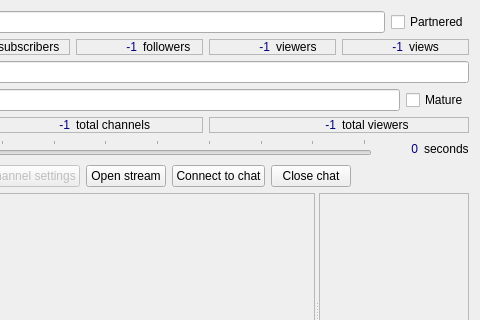
Qt form src/forms/channel_info.ui (wakeofluna/qlivestream) before a commit; both pictures show x 160 to 640 and y 0 to 320 of the 640 by 466 pixel window.
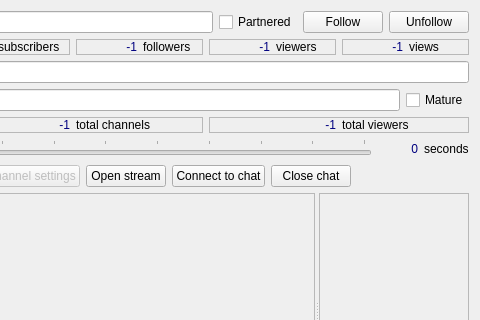
The same form after that commit.

Commit message: Button to follow/unfollow channels

```diff
--- a/src/forms/channel_info.ui
+++ b/src/forms/channel_info.ui
@@ -43,6 +43,20 @@
        </property>
       </widget>
      </item>
+     <item>
+      <widget class="QPushButton" name="btnFollow">
+       <property name="text">
+        <string>Follow</string>
+       </property>
+      </widget>
+     </item>
+     <item>
+      <widget class="QPushButton" name="btnUnfollow">
+       <property name="text">
+        <string>Unfollow</string>
+       </property>
+      </widget>
+     </item>
     </layout>
    </item>
    <item row="1" column="0">
```
The commit also changes 16 other files.
